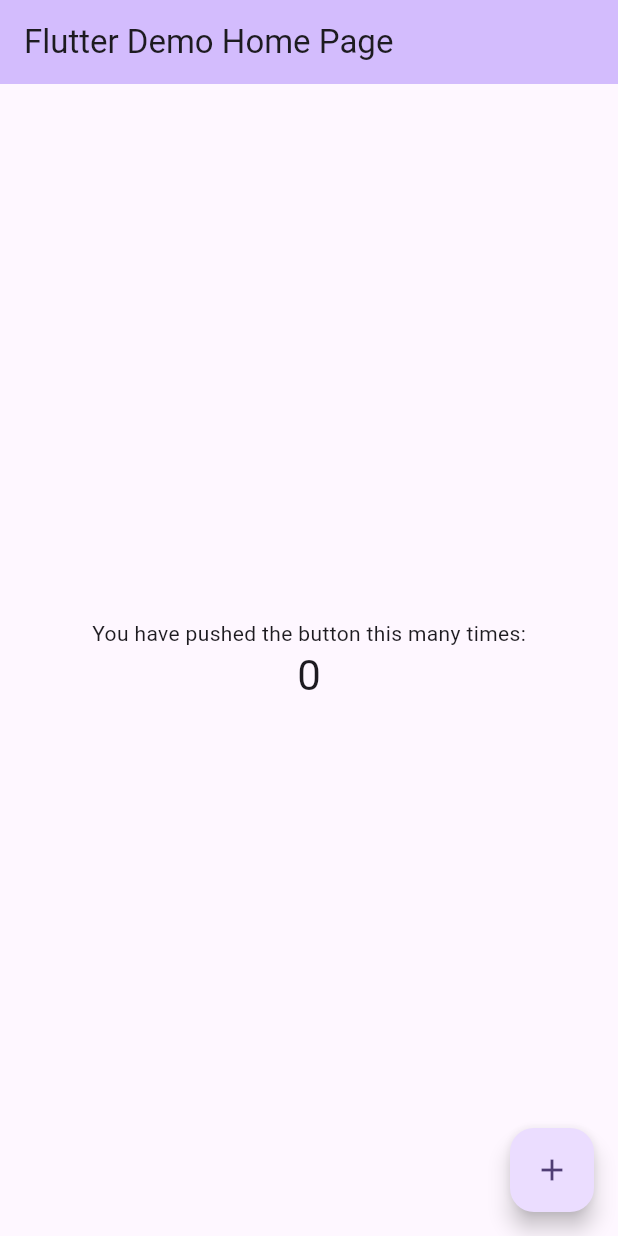
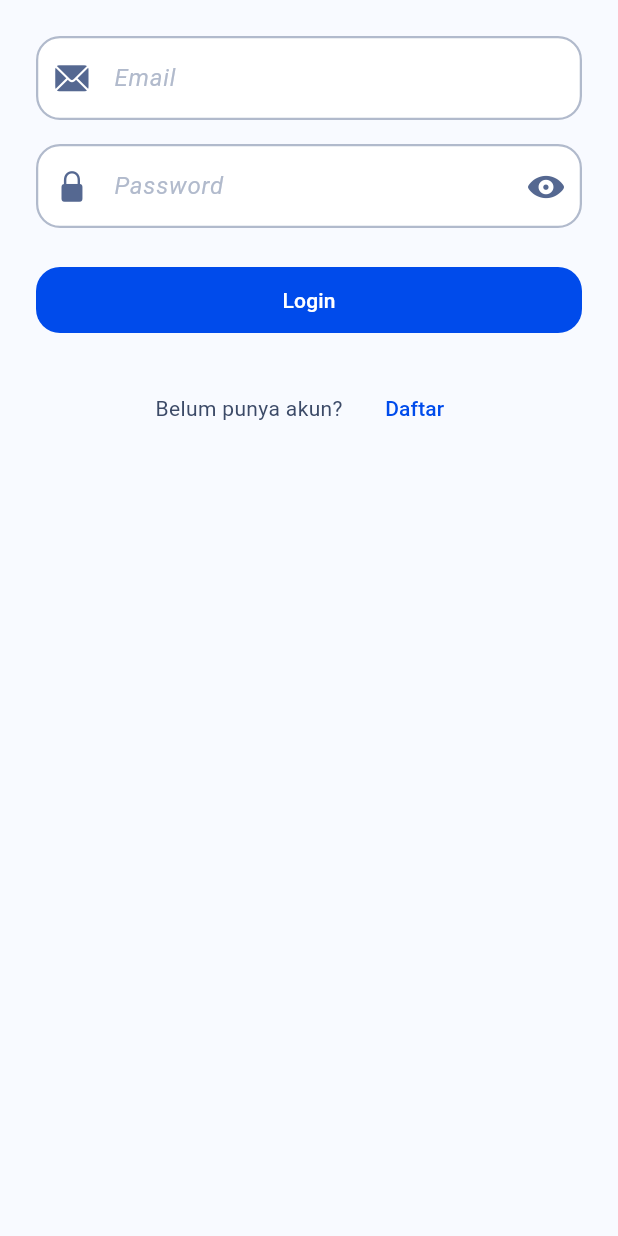
Before and after one commit to mikirinkode/layar_cerita_app, a Flutter app: the screen it shows after launch, on a phone screen of 412 x 824 dp. Run offline on Flutter 3.47's test engine with Material 3 defaults, Android fonts, the light colour scheme and no system bars.

Commit message:
feat: login and register UI

```diff
--- a/lib/main.dart
+++ b/lib/main.dart
@@ -1,125 +1,41 @@
 import 'package:flutter/material.dart';
+import 'package:layar_cerita_app/presentation/module/register/register_page.dart';
+
+import 'presentation/module/home/home_page.dart';
+import 'presentation/module/login/login_page.dart';
+import 'presentation/route/router_delegate.dart';
+import 'presentation/theme/app_theme.dart';
 
 void main() {
   runApp(const MyApp());
 }
 
-class MyApp extends StatelessWidget {
+class MyApp extends StatefulWidget {
   const MyApp({super.key});
 
-  // This widget is the root of your application.
   @override
-  Widget build(BuildContext context) {
-    return MaterialApp(
-      title: 'Flutter Demo',
-      theme: ThemeData(
-        // This is the theme of your application.
-        //
-        // TRY THIS: Try running your application with "flutter run". You'll see
-        // the application has a purple toolbar. Then, without quitting the app,
-        // try changing the seedColor in the colorScheme below to Colors.green
-        // and then invoke "hot reload" (save your changes or press the "hot
-        // reload" button in a Flutter-supported IDE, or press "r" if you used
-        // the command line to start the app).
-        //
-        // Notice that the counter didn't reset back to zero; the application
-        // state is not lost during the reload. To reset the state, use hot
-        // restart instead.
-        //
-        // This works for code too, not just values: Most code changes can be
-        // tested with just a hot reload.
-        colorScheme: ColorScheme.fromSeed(seedColor: Colors.deepPurple),
-        useMaterial3: true,
-      ),
-      home: const MyHomePage(title: 'Flutter Demo Home Page'),
-    );
-  }
+  State<MyApp> createState() => _MyAppState();
 }
 
-class MyHomePage extends StatefulWidget {
-  const MyHomePage({super.key, required this.title});
-
-  // This widget is the home page of your application. It is stateful, meaning
-  // that it has a State object (defined below) that contains fields that affect
-  // how it looks.
-
-  // This class is the configuration for the state. It holds the values (in this
-  // case the title) provided by the parent (in this case the App widget) and
-  // used by the build method of the State. Fields in a Widget subclass are
-  // always marked "final".
-
-  final String title;
+class _MyAppState extends State<MyApp> {
+  late MyRouterDelegate myRouterDelegate;
 
   @override
-  State<MyHomePage> createState() => _MyHomePageState();
-}
-
-class _MyHomePageState extends State<MyHomePage> {
-  int _counter = 0;
-
-  void _incrementCounter() {
-    setState(() {
-      // This call to setState tells the Flutter framework that something has
-      // changed in this State, which causes it to rerun the build method below
-      // so that the display can reflect the updated values. If we changed
-      // _counter without calling setState(), then the build method would not be
-      // called again, and so nothing would appear to happen.
-      _counter++;
-    });
+  void initState() {
+    super.initState();
+    myRouterDelegate = MyRouterDelegate();
   }
 
   @override
   Widget build(BuildContext context) {
-    // This method is rerun every time setState is called, for instance as done
-    // by the _incrementCounter method above.
-    //
-    // The Flutter framework has been optimized to make rerunning build methods
-    // fast, so that you can just rebuild anything that needs updating rather
-    // than having to individually change instances of widgets.
-    return Scaffold(
-      appBar: AppBar(
-        // TRY THIS: Try changing the color here to a specific color (to
-        // Colors.amber, perhaps?) and trigger a hot reload to see the AppBar
-        // change color while the other colors stay the same.
-        backgroundColor: Theme.of(context).colorScheme.inversePrimary,
-        // Here we take the value from the MyHomePage object that was created by
-        // the App.build method, and use it to set our appbar title.
-        title: Text(widget.title),
+    return MaterialApp(
+      title: 'LayarCerita',
+      debugShowCheckedModeBanner: false,
+      theme: AppTheme.lightTheme(context),
+      home: Router(
+        routerDelegate: myRouterDelegate,
+        backButtonDispatcher: RootBackButtonDispatcher(),
       ),
-      body: Center(
-        // Center is a layout widget. It takes a single child and positions it
-        // in the middle of the parent.
-        child: Column(
-          // Column is also a layout widget. It takes a list of children and
-          // arranges them vertically. By default, it sizes itself to fit its
-          // children horizontally, and tries to be as tall as its parent.
-          //
-          // Column has various properties to control how it sizes itself and
-          // how it positions its children. Here we use mainAxisAlignment to
-          // center the children vertically; the main axis here is the vertical
-          // axis because Columns are vertical (the cross axis would be
-          // horizontal).
-          //
-          // TRY THIS: Invoke "debug painting" (choose the "Toggle Debug Paint"
-          // action in the IDE, or press "p" in the console), to see the
-          // wireframe for each widget.
-          mainAxisAlignment: MainAxisAlignment.center,
-          children: <Widget>[
-            const Text(
-              'You have pushed the button this many times:',
-            ),
-            Text(
-              '$_counter',
-              style: Theme.of(context).textTheme.headlineMedium,
-            ),
-          ],
-        ),
-      ),
-      floatingActionButton: FloatingActionButton(
-        onPressed: _incrementCounter,
-        tooltip: 'Increment',
-        child: const Icon(Icons.add),
-      ), // This trailing comma makes auto-formatting nicer for build methods.
     );
   }
 }
--- /dev/null
+++ b/lib/presentation/module/login/login_page.dart
@@ -0,0 +1,79 @@
+import 'package:flutter/cupertino.dart';
+import 'package:flutter/material.dart';
+import 'package:flutter/services.dart';
+import 'package:layar_cerita_app/presentation/theme/app_button_style.dart';
+
+import '../../../utils/ui_utils.dart';
+import '../../theme/app_color.dart';
+
+class LoginPage extends StatelessWidget {
+  final Function() onNavigateToRegister;
+
+  const LoginPage({super.key, required this.onNavigateToRegister});
+
+  @override
+  Widget build(BuildContext context) {
+    return Scaffold(
+      body: SafeArea(
+        child: SingleChildScrollView(
+          physics: BouncingScrollPhysics(),
+          padding: UIUtils.paddingAll(24),
+          child: Column(
+            children: [
+              TextField(
+                keyboardType: TextInputType.emailAddress,
+                textInputAction: TextInputAction.next,
+                decoration: InputDecoration(
+                  hintText: "Email",
+                  prefixIcon: Icon(
+                    CupertinoIcons.mail_solid,
+                    color: AppColor.neutral500,
+                  ),
+                ),
+              ),
+              UIUtils.heightSpace(16),
+              TextField(
+                keyboardType: TextInputType.visiblePassword,
+                obscureText: true,
+                textInputAction: TextInputAction.done,
+                decoration: InputDecoration(
+                  hintText: "Password",
+                  prefixIcon: Icon(
+                    CupertinoIcons.lock_fill,
+                    color: AppColor.neutral500,
+                  ),
+                  suffixIcon: Icon(
+                    CupertinoIcons.eye_fill,
+                    color: AppColor.neutral500,
+                  ),
+                ),
+              ),
+              UIUtils.heightSpace(24),
+              SizedBox(
+                width: double.infinity,
+                child: FilledButton(
+                  onPressed: () {},
+                  style: AppButtonStyle.filledPrimary,
+                  child: Text("Login"),
+                ),
+              ),
+              UIUtils.heightSpace(24),
+              Row(
+                mainAxisSize: MainAxisSize.max,
+                mainAxisAlignment: MainAxisAlignment.center,
+                children: [
+                  Text("Belum punya akun?"),
+                  UIUtils.widthSpace(16),
+                  TextButton(
+                    onPressed: onNavigateToRegister,
+                    child: Text("Daftar"),
+                  ),
+                ],
+              )
+            ],
+          ),
+        ),
+      ),
+    );
+  }
+}
--- /dev/null
+++ b/lib/presentation/theme/app_button_style.dart
@@ -0,0 +1,35 @@
+import 'package:flutter/material.dart';
+
+import '../../utils/ui_utils.dart';
+import 'app_color.dart';
+
+
+class AppButtonStyle {
+  AppButtonStyle._();
+
+  static ButtonStyle filledPrimary = ButtonStyle(
+    backgroundColor: WidgetStateProperty.resolveWith(
+          (states) {
+        if (states.contains(WidgetState.disabled)) {
+          return AppColor.neutral200;
+        }
+        return AppColor.primary500;
+      },
+    ),
+    padding: WidgetStateProperty.all(
+        UIUtils.paddingSymmetric(vertical: 12, horizontal: 24)),
+    shape: WidgetStateProperty.all(
+      RoundedRectangleBorder(
+        borderRadius: UIUtils.borderRadiusAll(),
+      ),
+    ),
+    foregroundColor: WidgetStateProperty.resolveWith(
+          (states) {
+        if (states.contains(WidgetState.disabled)) {
+          return AppColor.neutral500;
+        }
+        return Colors.white;
+      },
+    ),
+  );
+}
--- /dev/null
+++ b/lib/presentation/theme/app_color.dart
@@ -0,0 +1,17 @@
+import 'dart:ui';
+
+class AppColor {
+  AppColor._();
+
+  static const backgroundColor = Color(0xFFF8FAFF);
+  // static const primary50 = Color(0xFFFDF1EE);
+  // static const primary100 = Color(0xFFF8D2CA);
+  // static const primary300 = Color(0xFFF09E8D);
+  static const primary500 = Color(0xFF004BEB);
+  static const neutral50 = Color(0xFFEEF0F4);
+  static const neutral100 = Color(0xFFCAD0DD);
+  static const neutral200 = Color(0xFFB1BACC);
+  static const neutral400 = Color(0xFF7786A7);
+  static const neutral500 = Color(0xFF556891);
+  static const neutral700 = Color(0xFF3C4A67);
+}
--- /dev/null
+++ b/lib/presentation/theme/app_text_style.dart
@@ -0,0 +1,4 @@
+class AppTextStyle{
+  AppTextStyle._();
+
+}
--- /dev/null
+++ b/lib/presentation/theme/app_theme.dart
@@ -0,0 +1,53 @@
+import 'package:flutter/material.dart';
+import '../../utils/ui_utils.dart';
+import 'app_color.dart';
+
+class AppTheme {
+  AppTheme._();
+
+  static lightTheme(BuildContext context) {
+    return ThemeData(
+      colorScheme: ColorScheme.fromSeed(
+          seedColor: AppColor.primary500,
+          primary: AppColor.primary500,
+          brightness: Brightness.light),
+      primaryColor: AppColor.primary500,
+      scaffoldBackgroundColor: AppColor.backgroundColor,
+      useMaterial3: true,
+      appBarTheme: const AppBarTheme(
+        backgroundColor: Colors.white,
+        centerTitle: true,
+      ),
+      inputDecorationTheme: InputDecorationTheme(
+        hintStyle: const TextStyle(
+          color: AppColor.neutral200,
+          fontStyle: FontStyle.italic,
+          fontWeight: FontWeight.normal,
+        ),
+        labelStyle: const TextStyle(color: AppColor.neutral500),
+        border: OutlineInputBorder(
+          borderRadius: UIUtils.borderRadiusAll(),
+        ),
+        enabledBorder: OutlineInputBorder(
+          borderRadius: UIUtils.borderRadiusAll(),
+          borderSide: const BorderSide(
+            color: AppColor.neutral200,
+            width: 1.5,
+          ),
+        ),
+        filled: true,
+        fillColor: Colors.white,
+      ),
+      textTheme: Theme.of(context).textTheme.apply(
+            bodyColor: AppColor.neutral700,
+          ),
+      iconTheme: const IconThemeData(
+        color: AppColor.neutral700,
+      ),
+      floatingActionButtonTheme: const FloatingActionButtonThemeData(
+        backgroundColor: AppColor.primary500,
+        foregroundColor: Colors.white,
+      ),
+    );
+  }
+}
--- /dev/null
+++ b/lib/utils/ui_utils.dart
@@ -0,0 +1,53 @@
+import 'package:flutter/material.dart';
+
+class UIUtils {
+  UIUtils._();
+
+  static const double borderRadius = 16;
+
+  // space
+  static heightSpace(double height) => SizedBox(height: height);
+
+  static widthSpace(double width) => SizedBox(width: width);
+
+  // padding
+  static paddingAll(double padding) => EdgeInsets.all(padding);
+
+  static paddingSymmetric(
+          {required double vertical, required double horizontal}) =>
+      EdgeInsets.symmetric(vertical: vertical, horizontal: horizontal);
+
+  static paddingTop(double padding) => EdgeInsets.only(top: padding);
+
+  static paddingBottom(double padding) => EdgeInsets.only(bottom: padding);
+
+  static paddingLeft(double padding) => EdgeInsets.only(left: padding);
+
+  static paddingRight(double padding) => EdgeInsets.only(right: padding);
+
+  static paddingHorizontal(double padding) =>
+      EdgeInsets.symmetric(horizontal: padding);
+
+  static paddingVertical(double padding) =>
+      EdgeInsets.symmetric(vertical: padding);
+
+  static paddingFromLTRB(
+          {required double left,
+          required double top,
+          required double right,
+          required double bottom}) =>
+      EdgeInsets.fromLTRB(left, top, right, bottom);
+
+  // border radius
+  static borderRadiusAll({double radius = UIUtils.borderRadius}) =>
+      BorderRadius.circular(radius);
+
+  static borderRadiusSmall() => BorderRadius.circular(8);
+  static borderRadiusMedium() => BorderRadius.circular(borderRadius);
+
+  static borderRadiusTop({double radius = UIUtils.borderRadius}) =>
+      BorderRadius.vertical(top: Radius.circular(radius));
+
+  static borderRadiusBottom({double radius = UIUtils.borderRadius}) =>
+      BorderRadius.vertical(bottom: Radius.circular(radius));
+}
```
Also changed, not shown: lib/presentation/module/home/home_page.dart (added, +10 -0 lines), lib/presentation/module/register/register_page.dart (added, +89 -0 lines), lib/presentation/route/router_delegate.dart (added, +73 -0 lines), pubspec.yaml (+5 -21 lines), pubspec.lock, 1 other file.
